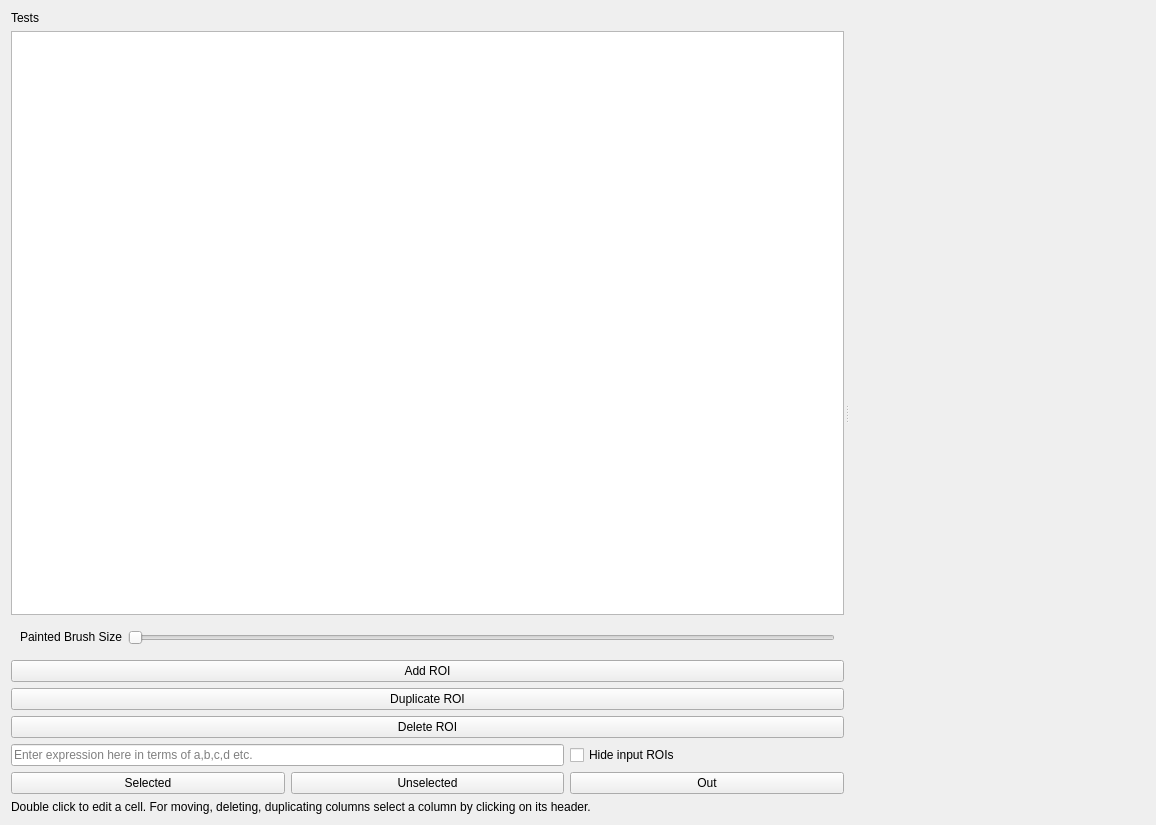
Before: the Qt Designer form src/pcot/assets/tabroiexpr.ui in AU-ExoMars/PCOT, drawn with Qt 5.
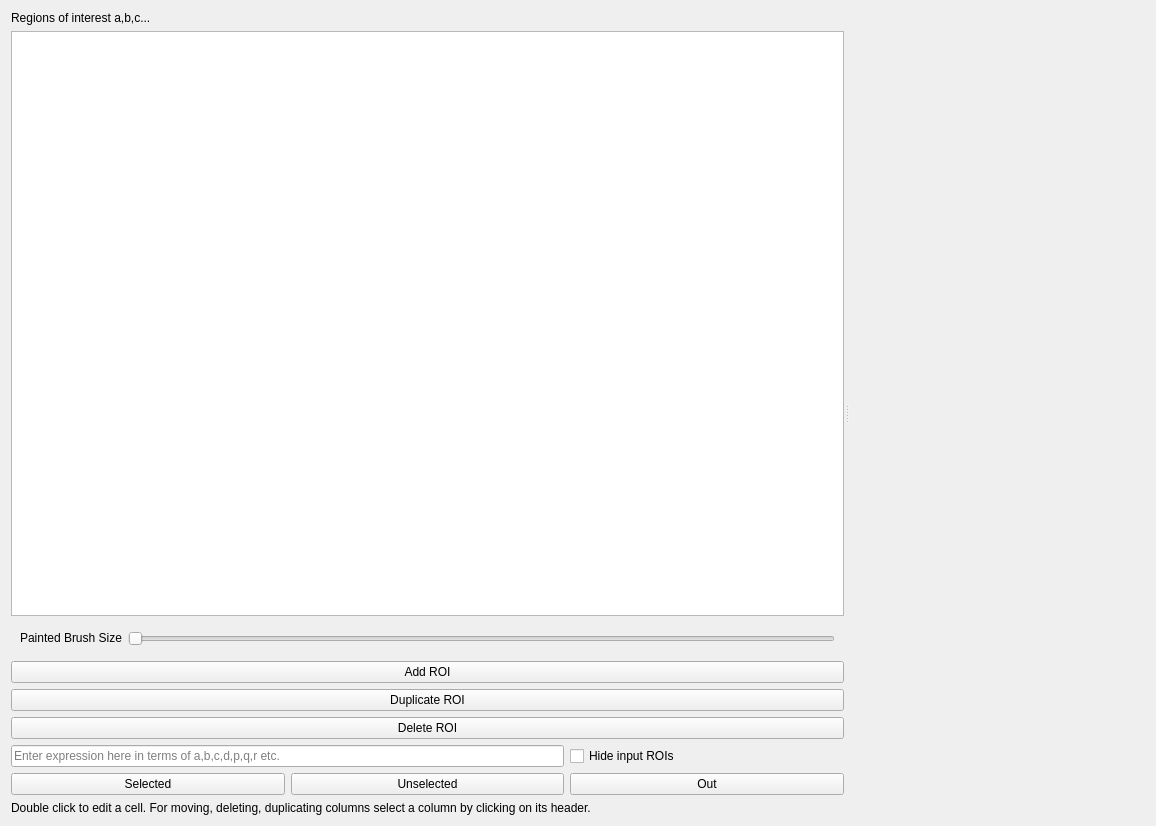
After: the same form once the commit is applied. Custom widgets are drawn as their Qt base class.

Commit message: roiexpr fixed and tested (PQR were all set from input 1 and ROIs weren't visible). To fix the latter, "changed()" was added to ROIs so that isSet is set in rects and circles when edited from the ROI edit dialog.

```diff
--- a/src/pcot/assets/tabroiexpr.ui
+++ b/src/pcot/assets/tabroiexpr.ui
@@ -7,7 +7,7 @@
     <x>0</x>
     <y>0</y>
     <width>1156</width>
-    <height>825</height>
+    <height>826</height>
    </rect>
   </property>
   <property name="windowTitle">
@@ -49,12 +49,12 @@
         <widget class="QLabel" name="label_4">
          <property name="maximumSize">
           <size>
-           <width>50</width>
+           <width>200</width>
            <height>16777215</height>
           </size>
          </property>
          <property name="text">
-          <string>Tests</string>
+          <string>Regions of interest a,b,c...</string>
          </property>
         </widget>
        </item>
@@ -142,7 +142,7 @@
           <item row="0" column="0" colspan="2">
            <widget class="QLineEdit" name="exprEdit">
             <property name="placeholderText">
-             <string>Enter expression here in terms of a,b,c,d etc.</string>
+             <string>Enter expression here in terms of a,b,c,d,p,q,r etc.</string>
             </property>
            </widget>
           </item>
```
The commit also changes 4 other files.
